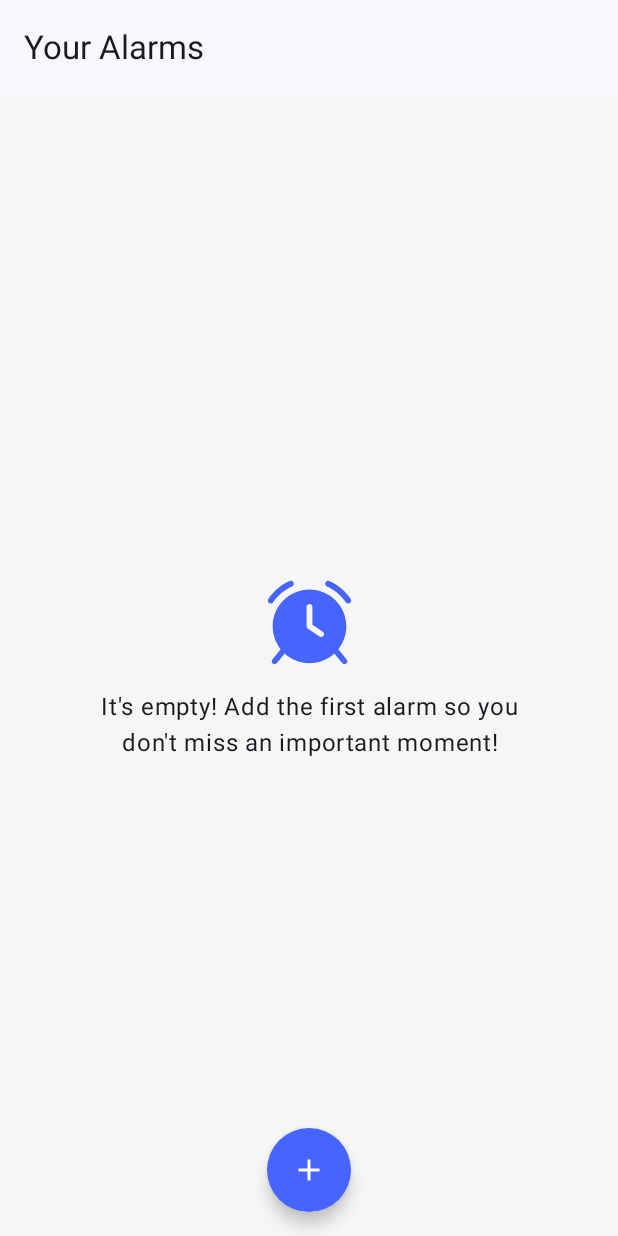
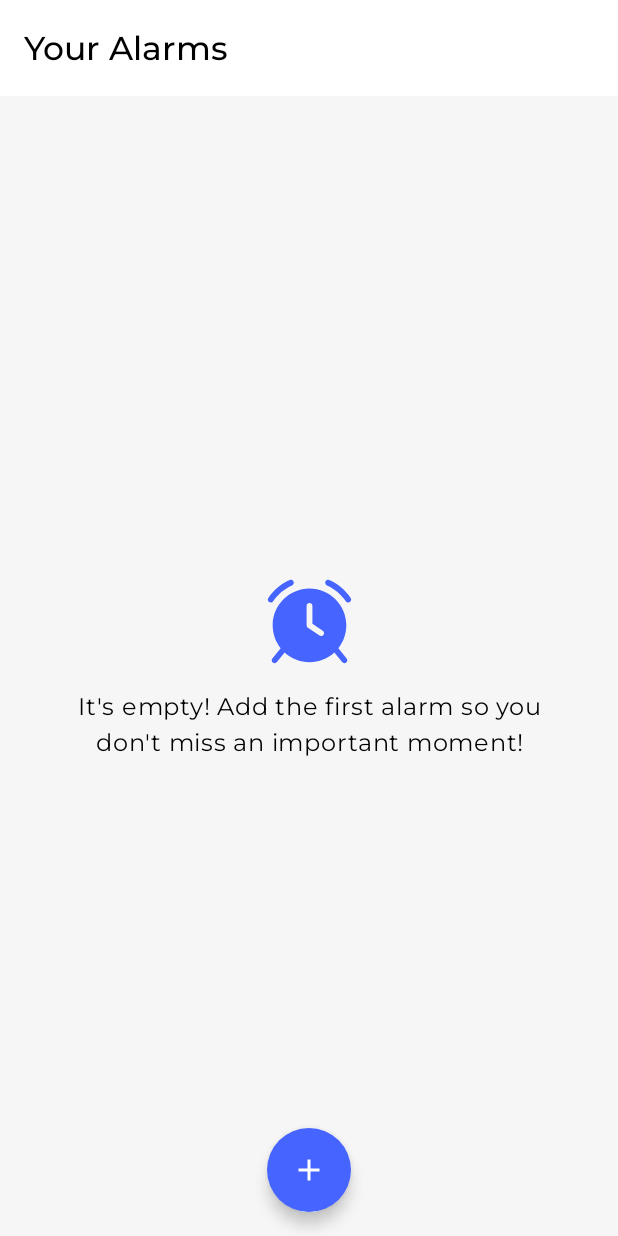
Before and after one commit to BLTuckerDev/snoozeloo, an Android app built with Jetpack Compose: the screen it shows after launch (MainActivity), on a phone screen of 412 x 824 dp. Run offline under Robolectric (Android 15) with nearby library versions, the phone set to English and light mode, and no system bars; our stand-ins replace Dagger/Hilt's generated code, Room's generated code.

Commit message:
Update theme and fonts

```diff
--- a/app/src/main/java/dev/bltucker/snoozeloo/common/theme/Theme.kt
+++ b/app/src/main/java/dev/bltucker/snoozeloo/common/theme/Theme.kt
@@ -1,46 +1,28 @@
 package dev.bltucker.snoozeloo.common.theme
 
-import android.app.Activity
-import android.os.Build
-import androidx.compose.foundation.isSystemInDarkTheme
 import androidx.compose.material3.MaterialTheme
-import androidx.compose.material3.darkColorScheme
-import androidx.compose.material3.dynamicDarkColorScheme
-import androidx.compose.material3.dynamicLightColorScheme
 import androidx.compose.material3.lightColorScheme
 import androidx.compose.runtime.Composable
-import androidx.compose.ui.platform.LocalContext
-
-private val DarkColorScheme = darkColorScheme(
-    primary = Purple80,
-    secondary = PurpleGrey80,
-    tertiary = Pink80
-)
 
 private val LightColorScheme = lightColorScheme(
-    primary = Purple40,
-    secondary = PurpleGrey40,
-    tertiary = Pink40
+    primary = SnoozelooBlue,
+    secondary = SnoozelooBluePale,
+    tertiary = SnoozelooBlack,
+    background = SnoozelooWhite,
+    surface = SnoozelooWhite,
+    onPrimary = SnoozelooWhite,
+    onSecondary = SnoozelooBlack,
+    onTertiary = SnoozelooWhite,
+    onBackground = SnoozelooBlack,
+    onSurface = SnoozelooBlack,
 )
 
 @Composable
 fun SnoozelooTheme(
-    darkTheme: Boolean = isSystemInDarkTheme(),
-    dynamicColor: Boolean = true,
     content: @Composable () -> Unit
 ) {
-    val colorScheme = when {
-        dynamicColor && Build.VERSION.SDK_INT >= Build.VERSION_CODES.S -> {
-            val context = LocalContext.current
-            if (darkTheme) dynamicDarkColorScheme(context) else dynamicLightColorScheme(context)
-        }
-
-        darkTheme -> DarkColorScheme
-        else -> LightColorScheme
-    }
-
     MaterialTheme(
-        colorScheme = colorScheme,
+        colorScheme = LightColorScheme,
         typography = Typography,
         content = content
     )
--- a/app/src/main/java/dev/bltucker/snoozeloo/common/theme/Type.kt
+++ b/app/src/main/java/dev/bltucker/snoozeloo/common/theme/Type.kt
@@ -2,33 +2,125 @@ package dev.bltucker.snoozeloo.common.theme
 
 import androidx.compose.material3.Typography
 import androidx.compose.ui.text.TextStyle
+import androidx.compose.ui.text.font.Font
 import androidx.compose.ui.text.font.FontFamily
 import androidx.compose.ui.text.font.FontWeight
 import androidx.compose.ui.unit.sp
+import dev.bltucker.snoozeloo.R
 
-// Set of Material typography styles to start with
+
+private val Montserrat = FontFamily(
+    Font(R.font.montserrat_regular),
+    Font(R.font.montserrat_medium, FontWeight.Medium),
+    Font(R.font.montserrat_semibold, FontWeight.SemiBold),
+    Font(R.font.montserrat_bold, FontWeight.Bold)
+)
+
+// Set of Material typography styles using Montserrat font
 val Typography = Typography(
+    displayLarge = TextStyle(
+        fontFamily = Montserrat,
+        fontWeight = FontWeight.Normal,
+        fontSize = 57.sp,
+        lineHeight = 64.sp,
+        letterSpacing = (-0.25).sp
+    ),
+    displayMedium = TextStyle(
+        fontFamily = Montserrat,
+        fontWeight = FontWeight.Normal,
+        fontSize = 45.sp,
+        lineHeight = 52.sp,
+        letterSpacing = 0.sp
+    ),
+    displaySmall = TextStyle(
+        fontFamily = Montserrat,
+        fontWeight = FontWeight.Normal,
+        fontSize = 36.sp,
+        lineHeight = 44.sp,
+        letterSpacing = 0.sp
+    ),
+    headlineLarge = TextStyle(
+        fontFamily = Montserrat,
+        fontWeight = FontWeight.Normal,
+        fontSize = 32.sp,
+        lineHeight = 40.sp,
+        letterSpacing = 0.sp
+    ),
+    headlineMedium = TextStyle(
+        fontFamily = Montserrat,
+        fontWeight = FontWeight.Normal,
+        fontSize = 28.sp,
+        lineHeight = 36.sp,
+        letterSpacing = 0.sp
+    ),
+    headlineSmall = TextStyle(
+        fontFamily = Montserrat,
+        fontWeight = FontWeight.Normal,
+        fontSize = 24.sp,
+        lineHeight = 32.sp,
+        letterSpacing = 0.sp
+    ),
+    titleLarge = TextStyle(
+        fontFamily = Montserrat,
+        fontWeight = FontWeight.Medium,
+        fontSize = 22.sp,
+        lineHeight = 28.sp,
+        letterSpacing = 0.sp
+    ),
+    titleMedium = TextStyle(
+        fontFamily = Montserrat,
+        fontWeight = FontWeight.Medium,
+        fontSize = 16.sp,
+        lineHeight = 24.sp,
+        letterSpacing = 0.15.sp
+    ),
+    titleSmall = TextStyle(
+        fontFamily = Montserrat,
+        fontWeight = FontWeight.Medium,
+        fontSize = 14.sp,
+        lineHeight = 20.sp,
+        letterSpacing = 0.1.sp
+    ),
     bodyLarge = TextStyle(
-        fontFamily = FontFamily.Default,
+        fontFamily = Montserrat,
         fontWeight = FontWeight.Normal,
         fontSize = 16.sp,
         lineHeight = 24.sp,
         letterSpacing = 0.5.sp
-    )
-    /* Other default text styles to override
-    titleLarge = TextStyle(
-        fontFamily = FontFamily.Default,
+    ),
+    bodyMedium = TextStyle(
+        fontFamily = Montserrat,
         fontWeight = FontWeight.Normal,
-        fontSize = 22.sp,
-        lineHeight = 28.sp,
-        letterSpacing = 0.sp
+        fontSize = 14.sp,
+        lineHeight = 20.sp,
+        letterSpacing = 0.25.sp
+    ),
+    bodySmall = TextStyle(
+        fontFamily = Montserrat,
+        fontWeight = FontWeight.Normal,
+        fontSize = 12.sp,
+        lineHeight = 16.sp,
+        letterSpacing = 0.4.sp
+    ),
+    labelLarge = TextStyle(
+        fontFamily = Montserrat,
+        fontWeight = FontWeight.Medium,
+        fontSize = 14.sp,
+        lineHeight = 20.sp,
+        letterSpacing = 0.1.sp
+    ),
+    labelMedium = TextStyle(
+        fontFamily = Montserrat,
+        fontWeight = FontWeight.Medium,
+        fontSize = 12.sp,
+        lineHeight = 16.sp,
+        letterSpacing = 0.5.sp
     ),
     labelSmall = TextStyle(
-        fontFamily = FontFamily.Default,
+        fontFamily = Montserrat,
         fontWeight = FontWeight.Medium,
         fontSize = 11.sp,
         lineHeight = 16.sp,
         letterSpacing = 0.5.sp
     )
-    */
 )
```
Also changed, not shown: app/src/main/res/font/montserrat_bold.ttf (added), app/src/main/res/font/montserrat_medium.ttf (added), app/src/main/res/font/montserrat_regular.ttf (added), app/src/main/res/font/montserrat_semibold.ttf (added).
